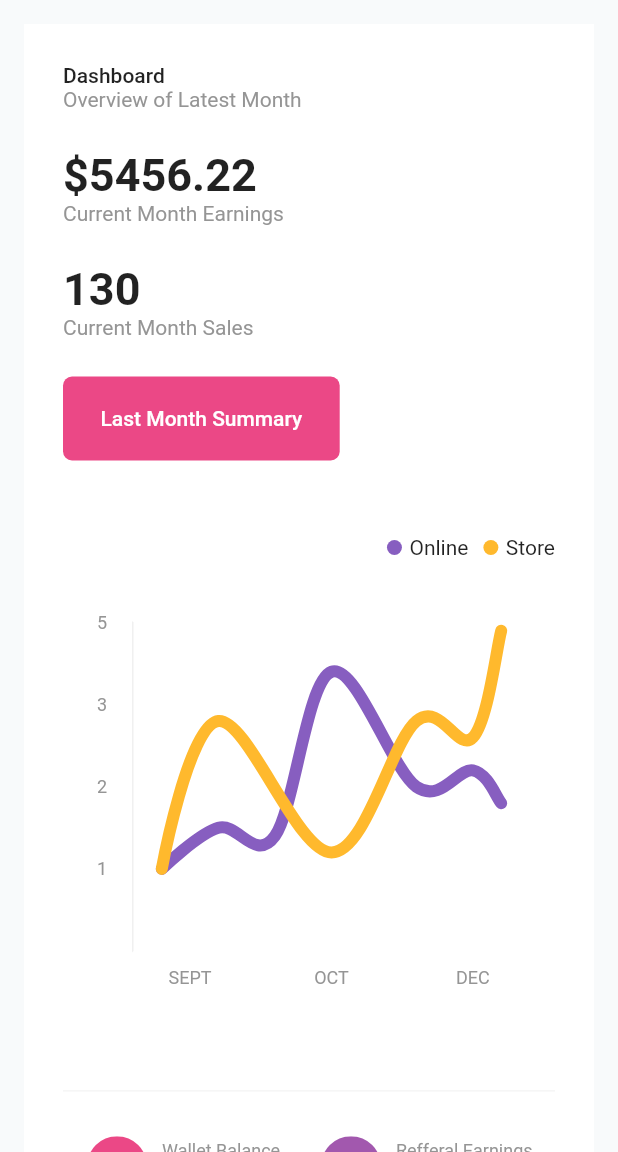
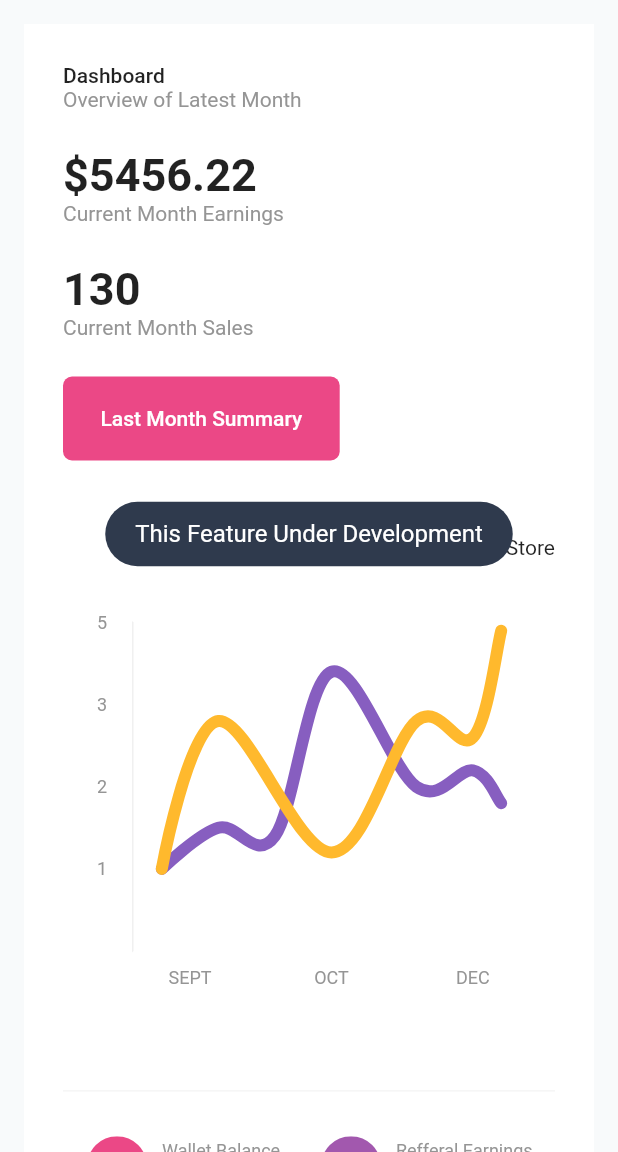
Before and after one commit to erderis/shopipee, a Flutter app: the screen it shows after launch, after a tap on "Last Month Summary", on a phone screen of 412 x 824 dp, the part 84-1236 px from its top. Run offline on Flutter 3.47's test engine with Material 2 defaults, Android fonts, the phone set to English and light mode, and no system bars; drawn by our look-alikes of fl_chart; our stand-ins replace bloc, cloud_firestore, dartz, data_table_2, dropdown_button2, equatable and 11 more; accounts and stored records are empty; network calls fail.

Commit message:
ui refactor

```diff
--- a/lib/features/overview/presentation/widget/statistic.dart
+++ b/lib/features/overview/presentation/widget/statistic.dart
@@ -3,6 +3,7 @@ import 'package:flutter_svg/flutter_svg.dart';
 import 'package:portfolio/constants/assets/assets.dart';
 import 'package:portfolio/constants/colors/palette.dart';
 import 'package:portfolio/utils/helpers/responsive.dart';
+import 'package:portfolio/utils/helpers/show_toast.dart';
 import 'package:portfolio/widgets/app_divider.dart';
 
 import '../../../../widgets/global_button.dart';
@@ -238,7 +239,9 @@ class OverviewData extends StatelessWidget {
         ),
         SizedBox(height: 25),
         GlobalButton(
-          onTap: () {},
+          onTap: () {
+            showToast('This Feature Under Development');
+          },
           title: 'Last Month Summary',
         )
       ],
--- a/lib/features/overview/presentation/widget/statistic_item.dart
+++ b/lib/features/overview/presentation/widget/statistic_item.dart
@@ -4,6 +4,7 @@ import 'package:flutter_bloc/flutter_bloc.dart';
 import 'package:portfolio/constants/colors/palette.dart';
 import 'package:portfolio/core/homepage/cubit/dropdown_cubit.dart';
 import 'package:portfolio/utils/helpers/responsive.dart';
+import 'package:portfolio/utils/helpers/show_toast.dart';
 
 import 'bar_chart.dart';
 import 'line_chart2.dart';
@@ -219,6 +220,7 @@ class StatisticItem3 extends StatelessWidget {
                               .toList(),
                           value: selectedValue,
                           onChanged: (value) {
+                            showToast('This Feature Under Development');
                             context.read<DropdownCubit>().changeValue(value!);
                           },
                           icon: RotatedBox(
```
